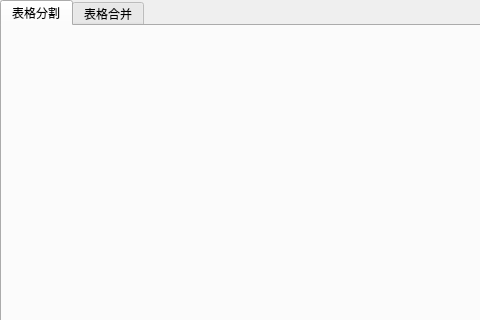
Old version of the form main.ui in the repository Eaeth/ExcelTools; both pictures show x 0 to 480 and y 0 to 320 of the 805 by 610 pixel window.
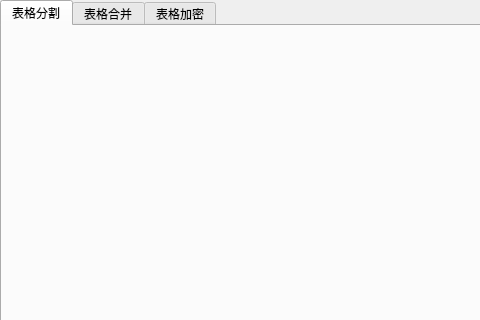
New version of the form. Icons and pictures are not drawn.

Patch:
```diff
--- a/main.ui
+++ b/main.ui
@@ -91,7 +91,7 @@
      </property>
      <property name="iconSize">
       <size>
-       <width>324</width>
+       <width>192</width>
        <height>50</height>
       </size>
      </property>
@@ -167,6 +167,15 @@
        <string>表格合并</string>
       </attribute>
      </widget>
+     <widget class="QWidget" name="encryption">
+      <attribute name="icon">
+       <iconset resource="images.qrc">
+        <normaloff>:/images/images/password.png</normaloff>:/images/images/password.png</iconset>
+      </attribute>
+      <attribute name="title">
+       <string>表格加密</string>
+      </attribute>
+     </widget>
     </widget>
    </item>
   </layout>
```
